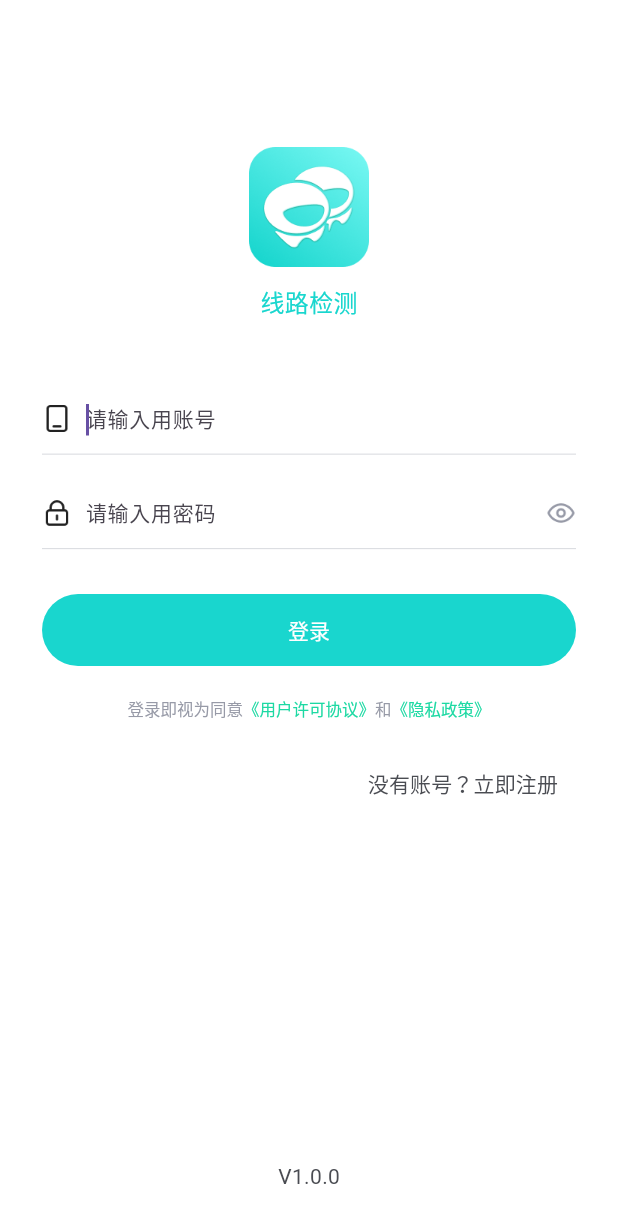
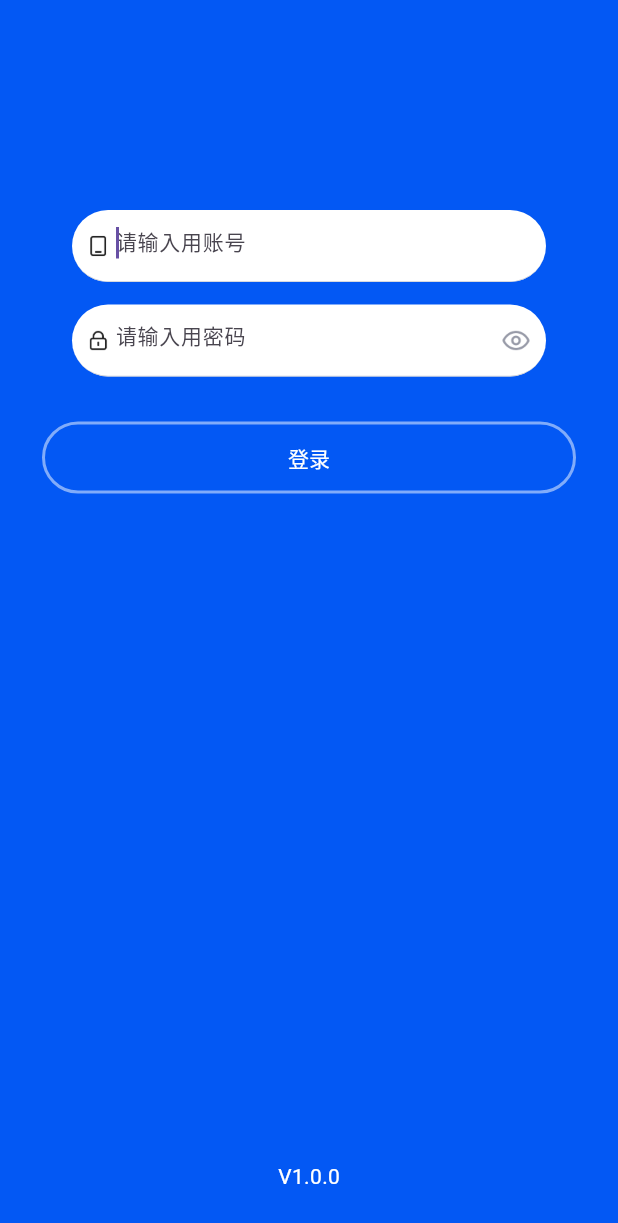
Before and after one commit to neo00007-boop/linecheck, a Flutter app: the screen it shows after launch, on a phone screen of 412 x 824 dp. Shown: the top 1223 px of the screen. Run offline on Flutter 3.47's test engine with Material 3 defaults, Android fonts, the phone set to English and light mode, and no system bars; our stand-ins replace device_info_plus, dio, flutter_easyloading, fluttertoast, package_info_plus, shared_preferences; missing offline and left inert: super_tooltip.

Commit message:
fix 登录页修改

```diff
--- a/lib/page/login_page.dart
+++ b/lib/page/login_page.dart
@@ -1,6 +1,7 @@
 import 'dart:io';
 
 import 'package:device_info_plus/device_info_plus.dart';
+import 'package:flutter/foundation.dart';
 import 'package:flutter/gestures.dart';
 import 'package:flutter/material.dart';
 import 'package:linecheck/common/base_provider_widget.dart';
@@ -18,6 +19,8 @@ import 'package:linecheck/entity/user_info_entity.dart';
 import 'package:package_info_plus/package_info_plus.dart';
 import 'package:provider/provider.dart';
 
+import '../generated/app_colors.dart';
+
 class LoginPage extends StatefulWidget {
   // 登录成功是否需要跳到根控制器
   final popToRoot = false;
@@ -30,6 +33,7 @@ class LoginPage extends StatefulWidget {
 
 class _LoginPageState extends ProviderWidgetState<LoginPage, LoginService> {
   bool _showAccountSuffix = false;
+  bool _showPwdSuffix = false;
   bool _viewPassword = false;
   final _accountController = TextEditingController();
   final _passwordController = TextEditingController();
@@ -119,6 +123,7 @@ class _LoginPageState extends ProviderWidgetState<LoginPage, LoginService> {
   @override
   Widget buildWidget(BuildContext context, LoginService model, Widget? child) {
     return Scaffold(
+      backgroundColor: AppColors.primary,
       resizeToAvoidBottomInset: false,
       body: Stack(
         alignment: Alignment.topCenter,
@@ -127,24 +132,26 @@ class _LoginPageState extends ProviderWidgetState<LoginPage, LoginService> {
             child: Container(
               alignment: Alignment.topCenter,
               padding: EdgeInsets.fromLTRB(28/*.w*/, 98/*.h*/, 28/*.w*/, 0),
-              constraints: BoxConstraints(
-                maxWidth: 550,
-              ),
+              // constraints: BoxConstraints(
+              //   maxWidth: 550,
+              // ),
+              width: 550,
               child: Form(
                 key: _formKey,
                 child: FocusTraversalGroup(
                   policy: OrderedTraversalPolicy(),
                   child: Column(
                     children: [
-                      Image(image: AssetImage(Assets.commonAppLogo), width: 80/*.w*/, height: 80/*.w*/),
-                      FLText(
-                        kAppName,
-                        margin: EdgeInsets.only(top: 12/*.h*/),
-                        style: TextStyle(color: MyColor.fromHex("#19D6CE"), fontSize: 16/*.sp*/),
-                      ),
+                      // Image(image: AssetImage(Assets.commonAppLogo), width: 80/*.w*/, height: 80/*.w*/),
+                      // FLText(
+                      //   kAppName,
+                      //   margin: EdgeInsets.only(top: 12/*.h*/),
+                      //   style: TextStyle(color: MyColor.fromHex("#19D6CE"), fontSize: 16/*.sp*/),
+                      // ),
                       //用户名
                       Container(
                         margin: EdgeInsets.only(top: 42/*.h*/),
+                        padding: EdgeInsets.symmetric(horizontal: 20),
                         // height: 52/*.h*/,
                         child: FocusTraversalOrder(
                           order: NumericFocusOrder(1),
@@ -169,23 +176,29 @@ class _LoginPageState extends ProviderWidgetState<LoginPage, LoginService> {
                               });
                             },
                             decoration: InputDecoration(
-                              contentPadding: EdgeInsets.zero,
+                              contentPadding: EdgeInsets.only(bottom: 6),
+                              fillColor: Colors.white,
+                              filled: true,
                               hintText: /*S.current.str_please_enter_an_account*/ "请输入用账号",
                               enabledBorder: UnderlineInputBorder(
+                                borderRadius: BorderRadius.circular(30),
                                 borderSide: BorderSide(color: MyColor.fromHex("#CACCD3"), width: 0.5/*.h*/),
                               ),
                               focusedBorder: UnderlineInputBorder(
+                                borderRadius: BorderRadius.circular(30),
                                 borderSide: BorderSide(color: MyColor.fromHex("#CACCD3"), width: 0.5/*.h*/),
                               ),
                               errorBorder: UnderlineInputBorder(
+                                borderRadius: BorderRadius.circular(30),
                                 borderSide: BorderSide(color: Colors.red, width: 0.5/*.h*/),
                               ),
                               focusedErrorBorder: UnderlineInputBorder(
+                                borderRadius: BorderRadius.circular(30),
                                 borderSide: BorderSide(color: Colors.red, width: 0.5/*.h*/),
                               ),
                               prefixIcon: Container(
                                 width: 20/*.w*/,
-                                padding: EdgeInsets.zero,
+                                padding: /*EdgeInsets.zeo*/EdgeInsets.only(left: 10),
                                 alignment: Alignment.centerLeft,
                                 child: Image.asset(Assets.loginLoginPhone, width: 20/*.w*/, height: 20/*.h*/),
                               ),
@@ -196,7 +209,7 @@ class _LoginPageState extends ProviderWidgetState<LoginPage, LoginService> {
                                 child: IconButton(
                                   splashColor: Colors.transparent,
                                   highlightColor: Colors.transparent,
-                                  padding: EdgeInsets.zero,
+                                  padding: /*EdgeInsets.zero*/EdgeInsets.only(right: 10),
                                   alignment: Alignment.centerRight,
                                   style: IconButton.styleFrom(
                                     // splashFactory: NoSplash.splashFactory,
@@ -214,6 +227,7 @@ class _LoginPageState extends ProviderWidgetState<LoginPage, LoginService> {
                       //密码
                       Container(
                         margin: EdgeInsets.only(top: 15/*.h*/),
+                        padding: EdgeInsets.symmetric(horizontal: 20),
                         // height: 52/*.h*/,
                         child: FocusTraversalOrder(
                           order: NumericFocusOrder(2),
@@ -229,23 +243,35 @@ class _LoginPageState extends ProviderWidgetState<LoginPage, LoginService> {
                               return null;
                             },
                             style: TextStyle(color: MyColor.fromHex("#222222"), decorationColor: Colors.red, fontSize: 14/*.sp*/),
+                            onChanged: (value) {
+                              setState(() {
+                                _showPwdSuffix = value.isNotEmpty;
+                              });
+                            },
                             decoration: InputDecoration(
+                              contentPadding: EdgeInsets.only(bottom: 6),
+                              fillColor: Colors.white,
+                              filled: true,
                               hintText: /*S.current.str_please_input_a_password*/ "请输入用密码",
                               enabledBorder: UnderlineInputBorder(
+                                borderRadius: BorderRadius.circular(30),
                                 borderSide: BorderSide(color: MyColor.fromHex("#CACCD3"), width: 0.5/*.h*/),
                               ),
                               focusedBorder: UnderlineInputBorder(
+                                borderRadius: BorderRadius.circular(30),
                                 borderSide: BorderSide(color: MyColor.fromHex("#CACCD3"), width: 0.5/*.h*/),
                               ),
                               errorBorder: UnderlineInputBorder(
+                                borderRadius: BorderRadius.circular(30),
                                 borderSide: BorderSide(color: Colors.red, width: 0.5/*.h*/),
                               ),
                               focusedErrorBorder: UnderlineInputBorder(
+                                borderRadius: BorderRadius.circular(30),
                                 borderSide: BorderSide(color: Colors.red, width: 0.5/*.h*/),
                               ),
                               prefixIcon: Container(
                                 width: 20/*.w*/,
-                                padding: EdgeInsets.zero,
+                                padding: /*EdgeInsets.zero*/EdgeInsets.only(left: 10),
                                 alignment: Alignment.centerLeft,
                                 child: Image.asset(Assets.loginLoginPassword, width: 20/*.w*/, height: 20/*.h*/),
                               ),
@@ -254,7 +280,7 @@ class _LoginPageState extends ProviderWidgetState<LoginPage, LoginService> {
                                 splashColor: Colors.transparent,
                                 highlightColor: Colors.transparent,
                                 // hoverColor: Colors.transparent,
-                                padding: EdgeInsets.zero,
+                                padding: /*EdgeInsets.zero*/EdgeInsets.only(right: 10),
                                 alignment: Alignment.centerRight,
                                 style: IconButton.styleFrom(
                                   alignment: Alignment.centerRight,
@@ -282,12 +308,18 @@ class _LoginPageState extends ProviderWidgetState<LoginPage, LoginService> {
                       //登录按钮
                       Container(
                         margin: EdgeInsets.only(top: 30/*.h*/),
-                        width: double.infinity,
+                        width: kIsWeb ? 450 : 360/*double.infinity*/,
+                        //constraints: BoxConstraints(maxWidth: 450),
                         height: 48/*.h*/,
+                        decoration: BoxDecoration(
+                            borderRadius: BorderRadius.circular(30),
+                            border: Border.all(width: 2, color: isOk() ? Colors.white : Colors.white.withOpacity(0.5)),
+                            color: isOk() ? Colors.white : Colors.transparent
+                        ),
                         child: FocusTraversalOrder(
                           order: NumericFocusOrder(3),
                           child: TextButton(
-                            style: TextButton.styleFrom(shape: StadiumBorder(), backgroundColor: MyColor.fromHex("#19D6CE")),
+                            style: TextButton.styleFrom(shape: StadiumBorder()/*, backgroundColor: isOk()?AppColors.primary:Colors.transparent*/),
                             onPressed: () {
                               if (_formKey.currentState?.validate() == true) {
                                 loginOnClick();
@@ -297,56 +329,56 @@ class _LoginPageState extends ProviderWidgetState<LoginPage, LoginService> {
                               //   showToast(S.current.str_validation_failed);
                               // }
                             },
-                            child: Text(/*S.current.str_log_in_now*/ "登录", style: TextStyle(color: Colors.white)),
+                            child: Text(/*S.current.str_log_in_now*/ "登录", style: TextStyle(color: isOk()?AppColors.primary:Colors.white)),
                           ),
                         ),
                       ),
-                      Container(
-                        margin: EdgeInsets.only(top: 20/*.h*/),
+                      /*Container(
+                        margin: EdgeInsets.only(top: 20*//*.h*//*),
                         child: RichText(
                           text: TextSpan(
-                            text: /*S.current.str_login_is_considered_as_consent*/ "登录即视为同意",
-                            style: TextStyle(fontSize: 11/*.sp*/, color: MyColor.fromHex("#979AA7")),
+                            text: *//*S.current.str_login_is_considered_as_consent*//* "登录即视为同意",
+                            style: TextStyle(fontSize: 11*//*.sp*//*, color: MyColor.fromHex("#979AA7")),
                             children: <TextSpan>[
                               TextSpan(
-                                text: /*'《${S.current.str_user_license_agreement}》'*/ '《用户许可协议》',
+                                text: *//*'《${S.current.str_user_license_agreement}》'*//* '《用户许可协议》',
                                 style: TextStyle(color: MyColor.primarySwatch),
                                 recognizer: TapGestureRecognizer()
                                   ..onTap = () {
-                                    showToast(/*S.current.str_click_on_the_user_license_agreement*/ "点击用户许可协议");
+                                    showToast(*//*S.current.str_click_on_the_user_license_agreement*//* "点击用户许可协议");
 
-                                    debugPrint(/*S.current.str_click_on_the_user_license_agreement*/ "点击用户许可协议");
+                                    debugPrint(*//*S.current.str_click_on_the_user_license_agreement*//* "点击用户许可协议");
                                   },
                               ),
-                              TextSpan(text: /*S.current.str_and*/ "和"),
+                              TextSpan(text: *//*S.current.str_and*//* "和"),
                               TextSpan(
-                                text: /*'《${S.current.str_privacy_policy}》'*/ '《隐私政策》',
+                                text: *//*'《${S.current.str_privacy_policy}》'*//* '《隐私政策》',
                                 style: TextStyle(color: MyColor.primarySwatch),
                                 recognizer: TapGestureRecognizer()
                                   ..onTap = () {
-                                    showToast(/*S.current.str_click_on_privacy_policy*/ "点击隐私政策");
-                                    debugPrint(/*S.current.str_privacy_policy*/ "点击隐私政策");
+                                    showToast(*//*S.current.str_click_on_privacy_policy*//* "点击隐私政策");
+                                    debugPrint(*//*S.current.str_privacy_policy*//* "点击隐私政策");
                                   },
                               ),
                             ],
                           ),
                         ),
-                      ),
-                      Container(
-                        margin: EdgeInsets.only(top: 18/*.h*/),
+                      ),*/
+                      /*Container(
+                        margin: EdgeInsets.only(top: 18*//*.h*//*),
                         padding: EdgeInsets.zero,
                         alignment: Alignment.centerRight,
                         child: TextButton(
                           child: Text(
-                            /*S.current.str_no_account*/
+                            *//*S.current.str_no_account*//*
                             "没有账号？立即注册",
-                            style: TextStyle(fontSize: 14/*.sp*/, color: MyColor.fromHex("#4A4C52")),
+                            style: TextStyle(fontSize: 14*//*.sp*//*, color: MyColor.fromHex("#4A4C52")),
                           ),
                           onPressed: () {
                             // NavigatorUtils.push(context, RegisterPage());
                           },
                         ),
-                      ),
+                      ),*/
                     ],
                   ),
                 ),
@@ -364,7 +396,7 @@ class _LoginPageState extends ProviderWidgetState<LoginPage, LoginService> {
                     if (snapshot.hasData) {
                       return Text(
                         'V${snapshot.data}',
-                        style: TextStyle(fontSize: 14/*.sp*/, color: MyColor.fromHex("#4A4C52")),
+                        style: TextStyle(fontSize: 14/*.sp*/, color: MyColor.fromHex("#FFFFFF")),
                       );
                     } else {
                       return CircularProgressIndicator();
@@ -379,4 +411,8 @@ class _LoginPageState extends ProviderWidgetState<LoginPage, LoginService> {
       ),
     );
   }
+
+  isOk() {
+    return _showAccountSuffix && _showPwdSuffix;
+  }
 }
```
